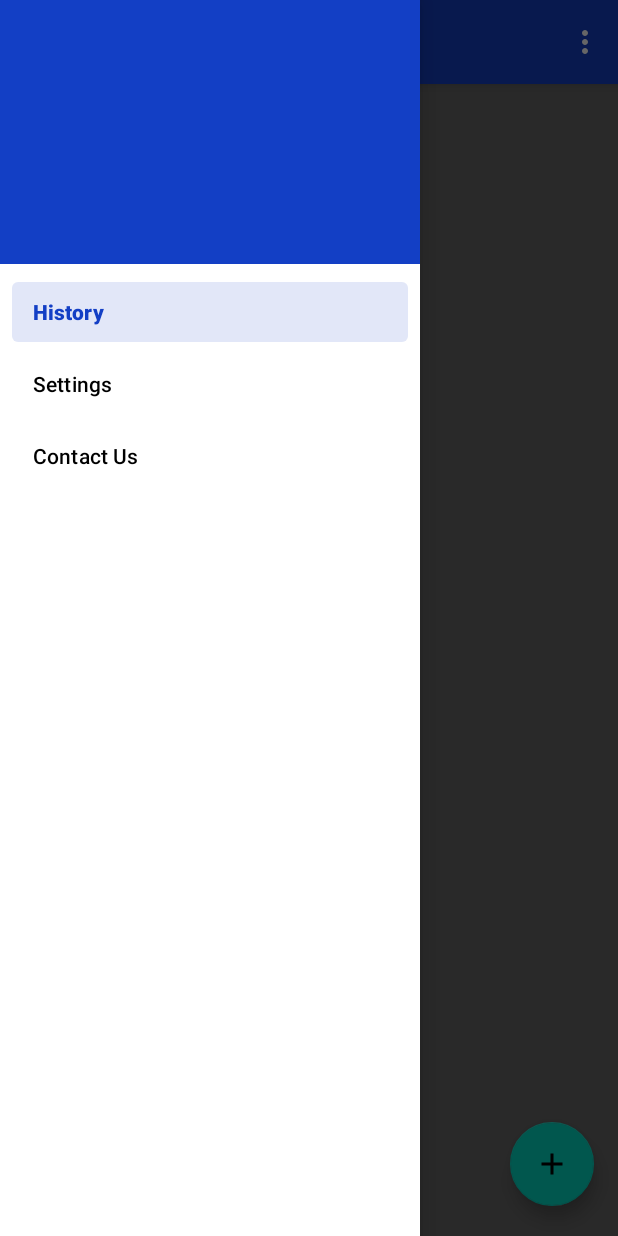
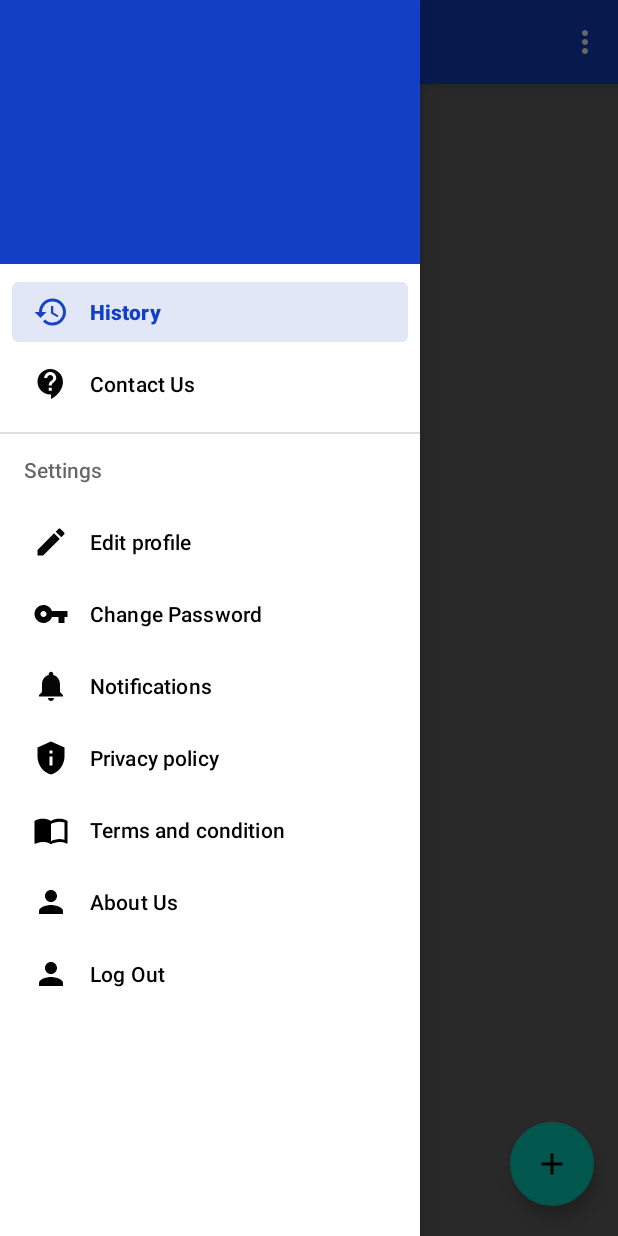
Before and after one commit to AkshayPatel09/Over_Speed, an Android app: the HomeActivity screen opened directly, with no data from a screen before it, with the side drawer open, on a phone screen of 412 x 824 dp. Run offline under Robolectric (Android 15) with nearby library versions, the phone set to English and light mode, and no system bars; our stand-ins replace navigation-ui.

Commit message:
Complete navigation drawerlist and logout logic

```diff
--- a/app/src/main/java/com/example/final_main/HomeActivity.java
+++ b/app/src/main/java/com/example/final_main/HomeActivity.java
@@ -1,5 +1,7 @@
 package com.example.final_main;
 
+import android.content.Context;
+import android.content.Intent;
 import android.content.SharedPreferences;
 import android.os.Bundle;
 import android.view.MenuItem;
@@ -9,6 +11,7 @@ import android.widget.TextView;
 import android.widget.Toast;
 
 import com.example.final_main.ui.gallery.GalleryFragment;
+import com.example.final_main.ui.home.HomeFragment;
 import com.example.final_main.ui.slideshow.SlideshowFragment;
 import com.google.android.material.snackbar.Snackbar;
 import com.google.android.material.navigation.NavigationView;
@@ -79,6 +82,7 @@ public class HomeActivity extends AppCompatActivity {
         NavController navController = Navigation.findNavController(this, R.id.nav_host_fragment_content_home);
         NavigationUI.setupActionBarWithNavController(this, navController, mAppBarConfiguration);
         NavigationUI.setupWithNavController(navigationView, navController);
+
         navigationView.setNavigationItemSelectedListener(new NavigationView.OnNavigationItemSelectedListener() {
             @Override
             public boolean onNavigationItemSelected(@NonNull MenuItem item) {
@@ -91,6 +95,7 @@ public class HomeActivity extends AppCompatActivity {
                     transaction.replace(R.id.flNav, historyfragment);
                     transaction.addToBackStack(null);
                     transaction.commit();
+                    drawer.closeDrawers();
                 }
                 else if(item.getItemId() == R.id.nav_settings)
                 {
@@ -100,6 +105,7 @@ public class HomeActivity extends AppCompatActivity {
                     transaction.replace(R.id.flNav, galleryFragment);
                     transaction.addToBackStack(null);
                     transaction.commit();
+                    drawer.closeDrawers();
                 }
                 else if(item.getItemId() == R.id.nav_contactus)
                 {
@@ -109,6 +115,15 @@ public class HomeActivity extends AppCompatActivity {
                     transaction.replace(R.id.flNav, slideshowFragment);
                     transaction.addToBackStack(null);
                     transaction.commit();
+                    drawer.closeDrawers();
+
+                }
+                else if(item.getItemId()==R.id.nav_logOut){
+                    Toast.makeText(HomeActivity.this, "Logout!!", Toast.LENGTH_SHORT).show();
+                    logOut();
+                    drawer.closeDrawers();
+                    Intent intent = new Intent(HomeActivity.this,MainActivity.class);
+                    startActivity(intent);
 
                 }
                 return false;
@@ -130,4 +145,14 @@ public class HomeActivity extends AppCompatActivity {
         return NavigationUI.navigateUp(navController, mAppBarConfiguration)
                 || super.onSupportNavigateUp();
     }
+    private void logOut(){
+        SharedPreferences sharedPreferences = getSharedPreferences(MyPREFERENCES, Context.MODE_PRIVATE);
+        SharedPreferences.Editor editor = sharedPreferences.edit();
+        editor.putString(FIRSTNAME,"");
+        editor.putString(LASTNAME,"");
+        editor.putString(EMAIL,"");
+        editor.putString(PHONE,"");
+        editor.putString(ISLOGGEDIN,"false");
+        editor.commit();
+    }
 }
--- /dev/null
+++ b/app/src/main/res/drawable/ic_baseline_contact_support_24.xml
@@ -0,0 +1,5 @@
+<vector android:alpha="0.98" android:height="24dp"
+    android:tint="#555151" android:viewportHeight="24"
+    android:viewportWidth="24" android:width="24dp" xmlns:android="http://schemas.android.com/apk/res/android">
+    <path android:fillColor="@android:color/white" android:pathData="M11.5,2C6.81,2 3,5.81 3,10.5S6.81,19 11.5,19h0.5v3c4.86,-2.34 8,-7 8,-11.5C20,5.81 16.19,2 11.5,2zM12.5,16.5h-2v-2h2v2zM12.5,13h-2c0,-3.25 3,-3 3,-5 0,-1.1 -0.9,-2 -2,-2s-2,0.9 -2,2h-2c0,-2.21 1.79,-4 4,-4s4,1.79 4,4c0,2.5 -3,2.75 -3,5z"/>
+</vector>
--- /dev/null
+++ b/app/src/main/res/drawable/ic_baseline_edit_24.xml
@@ -0,0 +1,5 @@
+<vector android:alpha="0.98" android:height="24dp"
+    android:tint="#555151" android:viewportHeight="24"
+    android:viewportWidth="24" android:width="24dp" xmlns:android="http://schemas.android.com/apk/res/android">
+    <path android:fillColor="@android:color/white" android:pathData="M3,17.25V21h3.75L17.81,9.94l-3.75,-3.75L3,17.25zM20.71,7.04c0.39,-0.39 0.39,-1.02 0,-1.41l-2.34,-2.34c-0.39,-0.39 -1.02,-0.39 -1.41,0l-1.83,1.83 3.75,3.75 1.83,-1.83z"/>
+</vector>
--- /dev/null
+++ b/app/src/main/res/drawable/ic_baseline_history_24.xml
@@ -0,0 +1,5 @@
+<vector android:alpha="0.98" android:height="24dp"
+    android:tint="#555151" android:viewportHeight="24"
+    android:viewportWidth="24" android:width="24dp" xmlns:android="http://schemas.android.com/apk/res/android">
+    <path android:fillColor="@android:color/white" android:pathData="M13,3c-4.97,0 -9,4.03 -9,9L1,12l3.89,3.89 0.07,0.14L9,12L6,12c0,-3.87 3.13,-7 7,-7s7,3.13 7,7 -3.13,7 -7,7c-1.93,0 -3.68,-0.79 -4.94,-2.06l-1.42,1.42C8.27,19.99 10.51,21 13,21c4.97,0 9,-4.03 9,-9s-4.03,-9 -9,-9zM12,8v5l4.28,2.54 0.72,-1.21 -3.5,-2.08L13.5,8L12,8z"/>
+</vector>
--- /dev/null
+++ b/app/src/main/res/drawable/ic_baseline_home_24.xml
@@ -0,0 +1,5 @@
+<vector android:alpha="0.98" android:height="24dp"
+    android:tint="#555151" android:viewportHeight="24"
+    android:viewportWidth="24" android:width="24dp" xmlns:android="http://schemas.android.com/apk/res/android">
+    <path android:fillColor="@android:color/white" android:pathData="M10,20v-6h4v6h5v-8h3L12,3 2,12h3v8z"/>
+</vector>
--- /dev/null
+++ b/app/src/main/res/drawable/ic_baseline_import_contacts_24.xml
@@ -0,0 +1,5 @@
+<vector android:height="24dp" android:tint="#555151"
+    android:viewportHeight="24" android:viewportWidth="24"
+    android:width="24dp" xmlns:android="http://schemas.android.com/apk/res/android">
+    <path android:fillColor="@android:color/white" android:pathData="M17.5,4.5c-1.95,0 -4.05,0.4 -5.5,1.5c-1.45,-1.1 -3.55,-1.5 -5.5,-1.5S2.45,4.9 1,6v14.65c0,0.65 0.73,0.45 0.75,0.45C3.1,20.45 5.05,20 6.5,20c1.95,0 4.05,0.4 5.5,1.5c1.35,-0.85 3.8,-1.5 5.5,-1.5c1.65,0 3.35,0.3 4.75,1.05C22.66,21.26 23,20.86 23,20.6V6C21.51,4.88 19.37,4.5 17.5,4.5zM21,18.5c-1.1,-0.35 -2.3,-0.5 -3.5,-0.5c-1.7,0 -4.15,0.65 -5.5,1.5V8c1.35,-0.85 3.8,-1.5 5.5,-1.5c1.2,0 2.4,0.15 3.5,0.5V18.5z"/>
+</vector>
--- /dev/null
+++ b/app/src/main/res/drawable/ic_baseline_notifications_24.xml
@@ -0,0 +1,5 @@
+<vector android:alpha="0.98" android:height="24dp"
+    android:tint="#555151" android:viewportHeight="24"
+    android:viewportWidth="24" android:width="24dp" xmlns:android="http://schemas.android.com/apk/res/android">
+    <path android:fillColor="@android:color/white" android:pathData="M12,22c1.1,0 2,-0.9 2,-2h-4c0,1.1 0.89,2 2,2zM18,16v-5c0,-3.07 -1.64,-5.64 -4.5,-6.32L13.5,4c0,-0.83 -0.67,-1.5 -1.5,-1.5s-1.5,0.67 -1.5,1.5v0.68C7.63,5.36 6,7.92 6,11v5l-2,2v1h16v-1l-2,-2z"/>
+</vector>
--- /dev/null
+++ b/app/src/main/res/drawable/ic_baseline_person_24.xml
@@ -0,0 +1,5 @@
+<vector android:height="24dp" android:tint="#555151"
+    android:viewportHeight="24" android:viewportWidth="24"
+    android:width="24dp" xmlns:android="http://schemas.android.com/apk/res/android">
+    <path android:fillColor="@android:color/white" android:pathData="M12,12c2.21,0 4,-1.79 4,-4s-1.79,-4 -4,-4 -4,1.79 -4,4 1.79,4 4,4zM12,14c-2.67,0 -8,1.34 -8,4v2h16v-2c0,-2.66 -5.33,-4 -8,-4z"/>
+</vector>
--- /dev/null
+++ b/app/src/main/res/drawable/ic_baseline_privacy_tip_24.xml
@@ -0,0 +1,5 @@
+<vector android:height="24dp" android:tint="#555151"
+    android:viewportHeight="24" android:viewportWidth="24"
+    android:width="24dp" xmlns:android="http://schemas.android.com/apk/res/android">
+    <path android:fillColor="@android:color/white" android:pathData="M12,1L3,5v6c0,5.55 3.84,10.74 9,12c5.16,-1.26 9,-6.45 9,-12V5L12,1L12,1zM11,7h2v2h-2V7zM11,11h2v6h-2V11z"/>
+</vector>
--- /dev/null
+++ b/app/src/main/res/drawable/ic_baseline_settings_24.xml
@@ -0,0 +1,5 @@
+<vector android:alpha="0.98" android:height="24dp"
+    android:tint="#555151" android:viewportHeight="24"
+    android:viewportWidth="24" android:width="24dp" xmlns:android="http://schemas.android.com/apk/res/android">
+    <path android:fillColor="@android:color/white" android:pathData="M19.14,12.94c0.04,-0.3 0.06,-0.61 0.06,-0.94c0,-0.32 -0.02,-0.64 -0.07,-0.94l2.03,-1.58c0.18,-0.14 0.23,-0.41 0.12,-0.61l-1.92,-3.32c-0.12,-0.22 -0.37,-0.29 -0.59,-0.22l-2.39,0.96c-0.5,-0.38 -1.03,-0.7 -1.62,-0.94L14.4,2.81c-0.04,-0.24 -0.24,-0.41 -0.48,-0.41h-3.84c-0.24,0 -0.43,0.17 -0.47,0.41L9.25,5.35C8.66,5.59 8.12,5.92 7.63,6.29L5.24,5.33c-0.22,-0.08 -0.47,0 -0.59,0.22L2.74,8.87C2.62,9.08 2.66,9.34 2.86,9.48l2.03,1.58C4.84,11.36 4.8,11.69 4.8,12s0.02,0.64 0.07,0.94l-2.03,1.58c-0.18,0.14 -0.23,0.41 -0.12,0.61l1.92,3.32c0.12,0.22 0.37,0.29 0.59,0.22l2.39,-0.96c0.5,0.38 1.03,0.7 1.62,0.94l0.36,2.54c0.05,0.24 0.24,0.41 0.48,0.41h3.84c0.24,0 0.44,-0.17 0.47,-0.41l0.36,-2.54c0.59,-0.24 1.13,-0.56 1.62,-0.94l2.39,0.96c0.22,0.08 0.47,0 0.59,-0.22l1.92,-3.32c0.12,-0.22 0.07,-0.47 -0.12,-0.61L19.14,12.94zM12,15.6c-1.98,0 -3.6,-1.62 -3.6,-3.6s1.62,-3.6 3.6,-3.6s3.6,1.62 3.6,3.6S13.98,15.6 12,15.6z"/>
+</vector>
--- /dev/null
+++ b/app/src/main/res/drawable/ic_baseline_vpn_key_24.xml
@@ -0,0 +1,5 @@
+<vector android:alpha="0.98" android:height="24dp"
+    android:tint="#555151" android:viewportHeight="24"
+    android:viewportWidth="24" android:width="24dp" xmlns:android="http://schemas.android.com/apk/res/android">
+    <path android:fillColor="@android:color/white" android:pathData="M12.65,10C11.83,7.67 9.61,6 7,6c-3.31,0 -6,2.69 -6,6s2.69,6 6,6c2.61,0 4.83,-1.67 5.65,-4H17v4h4v-4h2v-4H12.65zM7,14c-1.1,0 -2,-0.9 -2,-2s0.9,-2 2,-2 2,0.9 2,2 -0.9,2 -2,2z"/>
+</vector>
--- a/app/src/main/res/layout/fragment_home.xml
+++ b/app/src/main/res/layout/fragment_home.xml
@@ -13,6 +13,7 @@
         android:layout_marginStart="8dp"
         android:layout_marginTop="8dp"
         android:layout_marginEnd="8dp"
+        android:text="Home Fragment"
         android:textAlignment="center"
         android:textSize="20sp"
         app:layout_constraintBottom_toBottomOf="parent"
--- a/app/src/main/res/menu/activity_main_drawer.xml
+++ b/app/src/main/res/menu/activity_main_drawer.xml
@@ -6,13 +6,59 @@
     <group android:checkableBehavior="single">
         <item
             android:id="@+id/nav_history"
+            android:icon="@drawable/ic_baseline_history_24"
             android:title="@string/history" />
         <item
+            android:id="@+id/nav_contactus"
+            android:icon="@drawable/ic_baseline_contact_support_24"
+            android:title="@string/contact_us" />
+
+
+    </group>
+    <group android:checkableBehavior="single">
+        <item
             android:id="@+id/nav_settings"
+            android:icon="@drawable/ic_baseline_settings_24"
             android:title="@string/settings">
+            <menu>
+
+                <item
+                    android:icon="@drawable/ic_baseline_edit_24"
+                    android:title="Edit profile">
+
+                </item>
+                <item
+                    android:icon="@drawable/ic_baseline_vpn_key_24"
+                    android:title="Change Password">
+
+                </item>
+                <item
+                    android:icon="@drawable/ic_baseline_notifications_24"
+                    android:title="Notifications">
+
+                </item>
+                <item
+                    android:icon="@drawable/ic_baseline_privacy_tip_24"
+                    android:title="Privacy policy">
+
+                </item>
+                <item
+                    android:icon="@drawable/ic_baseline_import_contacts_24"
+                    android:title="Terms and condition">
+
+                </item>
+                <item
+                    android:icon="@drawable/ic_baseline_person_24"
+                    android:title="About Us">
+
+                </item>
+                <item
+                    android:id="@+id/nav_logOut"
+                    android:icon="@drawable/ic_baseline_person_24"
+                    android:title="Log Out">
+
+                </item>
+            </menu>
         </item>
-        <item
-            android:id="@+id/nav_contactus"
-            android:title="@string/contact_us" />
     </group>
 </menu>
--- a/app/src/main/res/navigation/mobile_navigation.xml
+++ b/app/src/main/res/navigation/mobile_navigation.xml
@@ -15,7 +15,8 @@
         android:id="@+id/nav_settings"
         android:name="com.example.final_main.ui.gallery.GalleryFragment"
         android:label="@string/settings"
-        tools:layout="@layout/fragment_gallery" />
+        tools:layout="@layout/fragment_gallery"
+        />
 
     <fragment
         android:id="@+id/nav_contactus"
```
